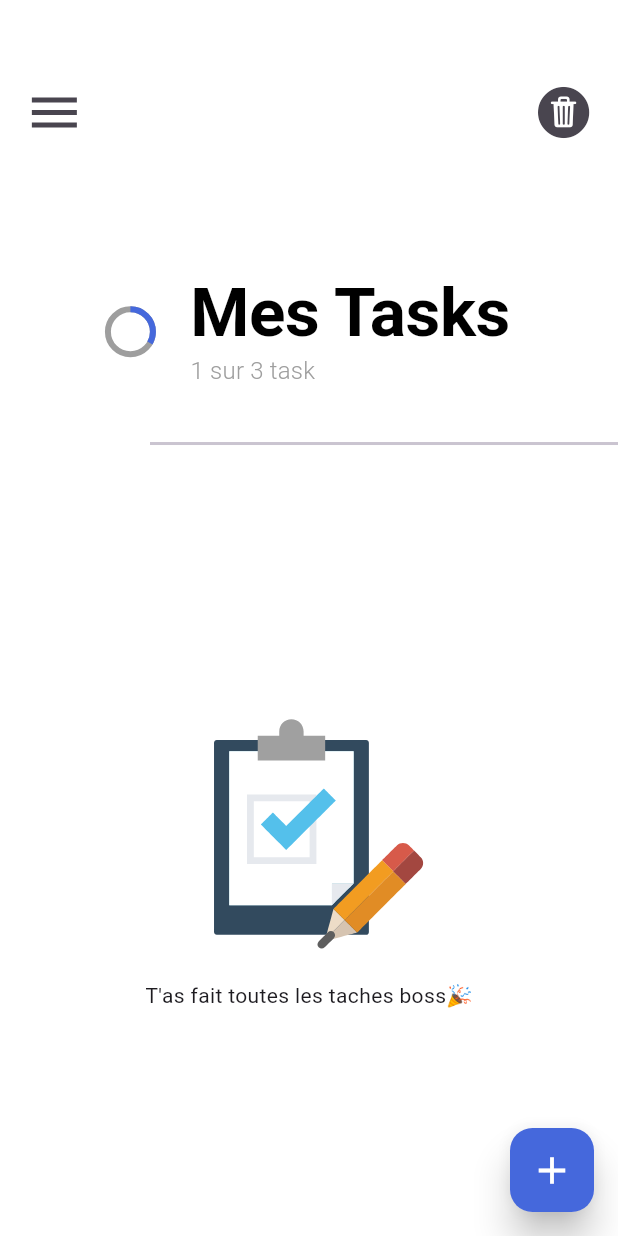
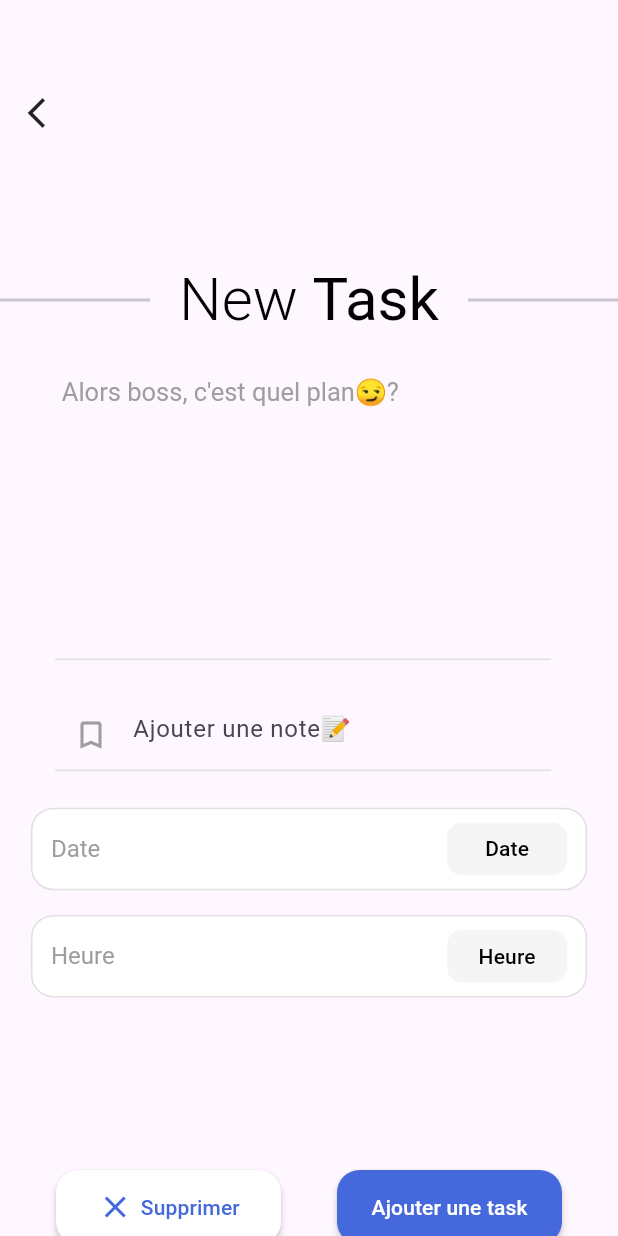
Before and after one commit to Simeon013/my_todo_app, a Flutter app: the screen it shows after launch, after a tap on the "add" icon, on a phone screen of 412 x 824 dp. Run offline on Flutter 3.47's test engine with Material 3 defaults, Android fonts, the phone set to English and light mode, and no system bars; drawn by our look-alikes of flutter_slider_drawer; our stand-ins replace animate_do, lottie.

Commit message:
TaskView Created

```diff
--- a/lib/main.dart
+++ b/lib/main.dart
@@ -1,6 +1,7 @@
 import 'package:flutter/material.dart';
 import 'package:flutter/widgets.dart';
 import 'package:my_todo_app/views/home/home_view.dart';
+import 'package:my_todo_app/views/tasks/task_view.dart';
 
 Future<void> main() async{
   runApp(const MyApp());
@@ -56,6 +57,7 @@
         )
       ),
       home: const HomeView(),
+      // home: const TaskView(),
     );
   }
 }
--- a/lib/utils/app_str.dart
+++ b/lib/utils/app_str.dart
@@ -2,8 +2,8 @@
   static const String mainTitle = 'Mes Tasks';
   // static const String deletedTask = 'Cette task a été envoyé dans les enfers😈';
   static const String deletedTask = 'Cette task rejoint les enfers😈';
-  static const String doneAllTask = 'T\'as fait toutes les taches boss🎉';
-  static const String addNewTask = 'Nouvelle tache';
+  static const String doneAllTask = 'T\'as fait toutes les tasks boss🎉';
+  static const String addNewTask = 'New ';
   static const String updateCurrentTask = 'Modifier';
   static const String deleteCurrentTask = 'Supprimer';
   static const String cancel = 'Annuler';
@@ -11,11 +11,11 @@
   static const String taskString = 'Task';
   static const String titleOfTitleTextField = 'Alors boss, c\'est quel plan😏?';
   static const String addNote = 'Ajouter une note📝';
-  static const String time = 'Temps';
+  static const String time = 'Heure';
   static const String date = 'Date';
   static const String deleteTask = 'Supprimer tache';
-  static const String addTaskString = 'Ajouter une tache';
-  static const String updateTaskString = 'Modifier une tache';
+  static const String addTaskString = 'Ajouter une task';
+  static const String updateTaskString = 'Modifier une task';
   static const String oopsMsg = 'Oops!';
   static const String areYouSure = 'Etes-vous sur de vous🤔?';
 }
--- a/lib/views/home/components/fab.dart
+++ b/lib/views/home/components/fab.dart
@@ -1,5 +1,7 @@
+import 'package:flutter/cupertino.dart';
 import 'package:flutter/material.dart';
 import 'package:my_todo_app/utils/app_colors.dart';
+import 'package:my_todo_app/views/tasks/task_view.dart';
 
 class fab extends StatelessWidget {
   const fab({
@@ -11,6 +13,11 @@
     return FloatingActionButton(
       onPressed: () {
         print('Task view');
+        // Navigate to task view
+        Navigator.push(
+          context,
+          CupertinoPageRoute(builder: (context) => const TaskView()),
+        );
       },
       elevation: 10,
       child: Container(
--- /dev/null
+++ b/lib/views/tasks/components/datetime_selection.dart
@@ -0,0 +1,66 @@
+import 'package:flutter/material.dart';
+import 'package:my_todo_app/utils/app_dimensions.dart';
+
+class DateTimeSelection extends StatelessWidget {
+  const DateTimeSelection({
+    super.key,
+    required this.onTap,
+    required this.title,
+  });
+
+  final String title;
+  final VoidCallback onTap;
+
+  @override
+  Widget build(BuildContext context) {
+    var textTheme = Theme.of(context).textTheme;
+    return GestureDetector(
+      onTap: onTap,
+      child: Container(
+        margin: EdgeInsets.fromLTRB(
+          AppDimensions.width(context) * 0.05,
+          AppDimensions.height(context) * 0.02,
+          AppDimensions.width(context) * 0.05,
+          0,
+        ),
+        width: double.infinity,
+        height: 55,
+        decoration: BoxDecoration(
+            color: Colors.white,
+            border: Border.all(color: Colors.grey.shade300),
+            borderRadius: BorderRadius.circular(15)),
+        child: Row(
+          mainAxisAlignment: MainAxisAlignment.spaceBetween,
+          children: [
+            Padding(
+              padding: EdgeInsets.only(
+                left: AppDimensions.width(context) * 0.03,
+              ),
+              child: Text(
+                title,
+                style: textTheme.headlineSmall,
+              ),
+            ),
+            Container(
+              margin: EdgeInsets.only(
+                right: AppDimensions.width(context) * 0.03,
+              ),
+              width: 80,
+              height: 35,
+              decoration: BoxDecoration(
+                  borderRadius: BorderRadius.circular(10),
+                  color: Colors.grey.shade100),
+              child: Center(
+                // Text will show date & time
+                child: Text(
+                  title,
+                  style: textTheme.titleSmall,
+                ),
+              ),
+            )
+          ],
+        ),
+      ),
+    );
+  }
+}
--- /dev/null
+++ b/lib/views/tasks/components/rep_textfield.dart
@@ -0,0 +1,48 @@
+import 'package:flutter/material.dart';
+import 'package:my_todo_app/utils/app_dimensions.dart';
+import 'package:my_todo_app/utils/app_str.dart';
+
+class RepTextField extends StatelessWidget {
+  const RepTextField({
+    super.key,
+    required this.controller,
+    this.isForDescription = false,
+  });
+
+  final TextEditingController controller;
+  final bool isForDescription;
+
+  @override
+  Widget build(BuildContext context) {
+    return Container(
+      width: double.infinity,
+      margin: EdgeInsets.symmetric(
+        horizontal: AppDimensions.width(context) * 0.05,
+      ),
+      child: ListTile(
+        title: TextFormField(
+          controller: controller,
+          maxLines: !isForDescription ? 6 : null,
+          cursorHeight: !isForDescription ? 60 : null,
+          style: const TextStyle(color: Colors.black),
+          decoration: InputDecoration(
+            border: isForDescription ? InputBorder.none : null,
+            counter: Container(),
+            hintText: isForDescription ? AppStr.addNote : null,
+            prefixIcon: isForDescription
+              ? const Icon(
+                  Icons.bookmark_border,
+                  color: Colors.grey,
+              )
+              : null,
+            enabledBorder: UnderlineInputBorder(
+              borderSide: BorderSide(color: Colors.grey.shade300)),
+            focusedBorder: UnderlineInputBorder(
+              borderSide: BorderSide(color: Colors.grey.shade300))),
+          onFieldSubmitted: (value) {},
+          onChanged: (value) {},
+        ),
+      ),
+    );
+  }
+}
--- /dev/null
+++ b/lib/views/tasks/task_view.dart
@@ -0,0 +1,204 @@
+import 'package:flutter/cupertino.dart';
+import 'package:flutter/material.dart';
+import 'package:flutter/widgets.dart';
+import 'package:my_todo_app/extensions/space_exs.dart';
+import 'package:my_todo_app/utils/app_colors.dart';
+import 'package:my_todo_app/utils/app_dimensions.dart';
+import 'package:my_todo_app/utils/app_str.dart';
+import 'package:my_todo_app/views/tasks/components/datetime_selection.dart';
+import 'package:my_todo_app/views/tasks/components/rep_textfield.dart';
+import 'package:my_todo_app/views/tasks/widgets/app_bar.dart';
+
+class TaskView extends StatefulWidget {
+  const TaskView({super.key});
+
+  @override
+  State<TaskView> createState() => _TaskViewState();
+}
+
+class _TaskViewState extends State<TaskView> {
+  final TextEditingController titleController = TextEditingController();
+  final TextEditingController descriptionController = TextEditingController();
+  @override
+  Widget build(BuildContext context) {
+    var textTheme = Theme.of(context).textTheme;
+    return GestureDetector(
+      onTap: () {
+        FocusManager.instance.primaryFocus!.unfocus();
+      },
+      child: Scaffold(
+        // AppBar
+        appBar: const TaskAppBar(),
+
+        // Body
+        body: SizedBox(
+          width: double.infinity,
+          height: double.infinity,
+          child: SingleChildScrollView(
+            child: Column(
+              children: [
+                // Top side texts
+                _buildTopSideTexts(textTheme),
+
+                // Main task view
+                _buildMainTaskView(context, textTheme),
+
+                // Bottom side buttons
+                _buildBottomSideButtons(context)
+
+              ],
+            ),
+          ),
+        ),
+      ),
+    );
+  }
+
+  Widget _buildBottomSideButtons(BuildContext context) {
+    return Padding(
+                padding: EdgeInsets.only(
+                  bottom: AppDimensions.height(context) * 0.01,
+                ),
+                child: Row(
+                  mainAxisAlignment: MainAxisAlignment.spaceEvenly,
+                  children: [
+                    // Delete current task button
+                    MaterialButton(
+                      onPressed: () {},
+                      minWidth: 150,
+                      color: Colors.white,
+                      shape: RoundedRectangleBorder(
+                        borderRadius: BorderRadius.circular(15),
+                      ),
+                      height: AppDimensions.height(context) * 0.06,
+                      child: Row(
+                        children: [
+                          const Icon(
+                            Icons.close,
+                            color: AppColors.primaryColor,
+                          ),
+                          5.w,
+                          const Text(
+                            AppStr.deleteCurrentTask,
+                            style: TextStyle(
+                              color: AppColors.primaryColor
+                            ),
+                          ),
+                        ],
+                      ),
+                    ),
+
+                    // Save or update current task button
+                    MaterialButton(
+                      onPressed: () {},
+                      minWidth: 150,
+                      color: AppColors.primaryColor,
+                      shape: RoundedRectangleBorder(
+                        borderRadius: BorderRadius.circular(15),
+                      ),
+                      height: AppDimensions.height(context) * 0.06,
+                      child: const Text(
+                        AppStr.addTaskString,
+                        style: TextStyle(
+                          color: Colors.white
+                        ),
+                      ),
+                    ),
+                  ],
+                ),
+              );
+  }
+
+  // Main task view
+  Widget _buildMainTaskView(BuildContext context, TextTheme textTheme) {
+    return SizedBox(
+                width: double.infinity,
+                height: 530,
+                child: Column(
+                  crossAxisAlignment: CrossAxisAlignment.start,
+                  children: [
+                    // Title
+                    Padding(
+                      padding: EdgeInsets.only(
+                        left: AppDimensions.width(context) * 0.1,
+                      ),
+                      child: Text(
+                        AppStr.titleOfTitleTextField,
+                        style: textTheme.headlineMedium,
+                      ),
+                    ),
+
+                    // Task title
+                    RepTextField(controller: titleController),
+
+                    10.h,
+
+                    RepTextField(
+                        controller: descriptionController,
+                        isForDescription: true),
+
+                    // Time Selection
+                    DateTimeSelection(
+                      title: AppStr.date,
+                      onTap: () {
+                        showDatePicker(
+                          context: context,
+                          initialEntryMode: DatePickerEntryMode.input,
+                          firstDate: DateTime(2000, 1, 1),
+                          lastDate: DateTime(2100, 1, 1),
+                        );
+                      },
+                    ),
+
+                    DateTimeSelection(
+                      title: AppStr.time,
+                      onTap: () {
+                        showTimePicker(
+                          context: context,
+                          initialEntryMode: TimePickerEntryMode.input,
+                          initialTime: const TimeOfDay(hour: 00, minute: 00),
+                        );
+                      },
+                    )
+                  ],
+                ),
+              );
+  }
+
+  // Top side texts
+  Widget _buildTopSideTexts(TextTheme textTheme) {
+    return SizedBox(
+      width: double.infinity,
+      height: 100,
+      child: Row(
+          mainAxisAlignment: MainAxisAlignment.spaceBetween,
+          crossAxisAlignment: CrossAxisAlignment.center,
+          children: [
+            const SizedBox(
+              width: 100,
+              child: Divider(
+                thickness: 2,
+              ),
+            ),
+
+            //
+            RichText(
+                text: TextSpan(
+                    text: AppStr.addNewTask,
+                    style: textTheme.titleLarge,
+                    children: const [
+                  TextSpan(
+                      text: AppStr.taskString,
+                      style: TextStyle(fontWeight: FontWeight.w400))
+                ])),
+
+            const SizedBox(
+              width: 100,
+              child: Divider(
+                thickness: 2,
+              ),
+            ),
+          ]),
+    );
+  }
+}
--- /dev/null
+++ b/lib/views/tasks/widgets/app_bar.dart
@@ -0,0 +1,31 @@
+import 'package:flutter/material.dart';
+import 'package:flutter/widgets.dart';
+import 'package:my_todo_app/utils/app_dimensions.dart';
+
+class TaskAppBar extends StatelessWidget implements PreferredSizeWidget {
+  const TaskAppBar({super.key});
+
+  @override
+  Widget build(BuildContext context) {
+    return SizedBox(
+      width: double.infinity,
+      height: 150,
+      child: Padding(
+        padding: EdgeInsets.only(
+          left: AppDimensions.width(context) * 0.03,
+        ),
+        child: Row(
+          children: [
+            GestureDetector(
+              onTap: () => Navigator.pop(context),
+              child: Icon(Icons.arrow_back_ios_new_outlined)
+            ),
+          ],
+        ),
+      ),
+    );
+  }
+
+  @override
+  Size get preferredSize => const Size.fromHeight(150); // Retourne la taille préférée
+}
```
